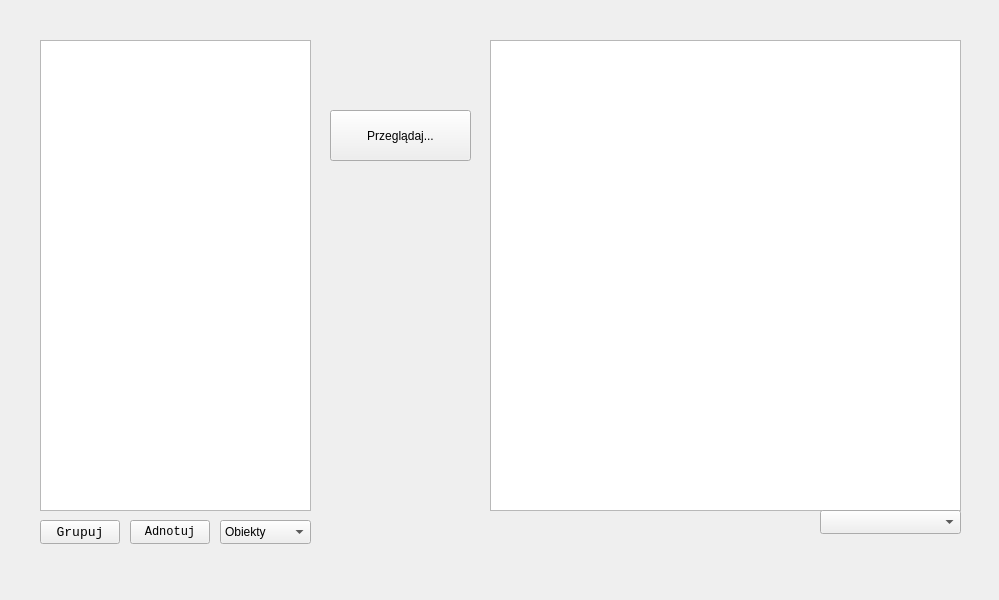
This is UIFiles/form.ui in matonis00/Komparato-inator as Qt 5 draws it before an edit. The edited form follows.
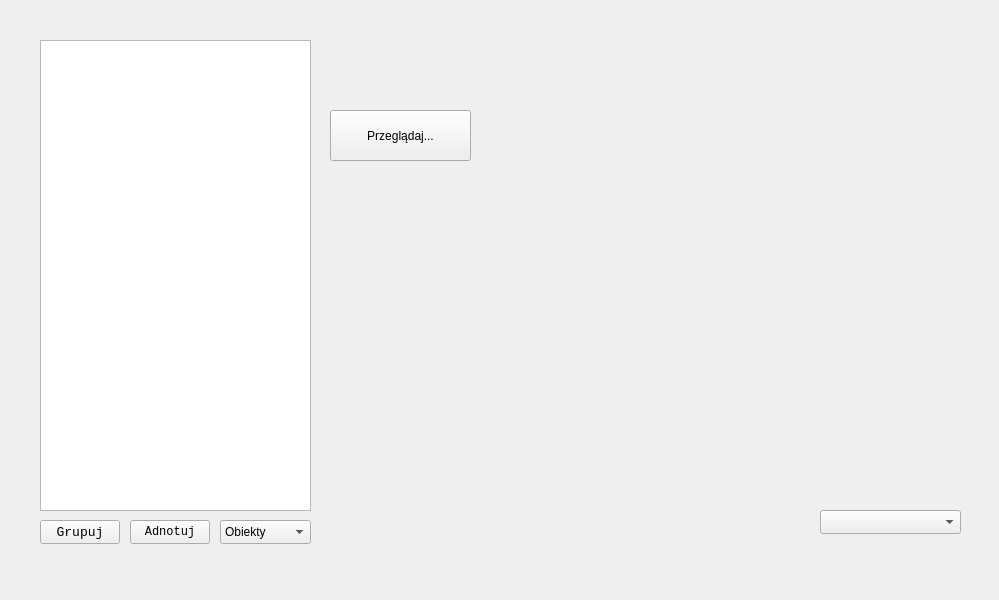
This is the edited form.

```diff
--- a/UIFiles/form.ui
+++ b/UIFiles/form.ui
@@ -23,7 +23,7 @@
     </rect>
    </property>
   </widget>
-  <widget class="QGraphicsView" name="graphicsView">
+  <widget class="QLabel" name="graphicsView">
    <property name="geometry">
     <rect>
      <x>490</x>
```
